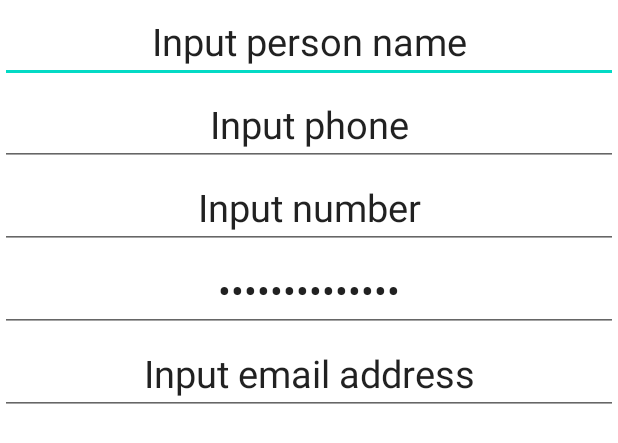
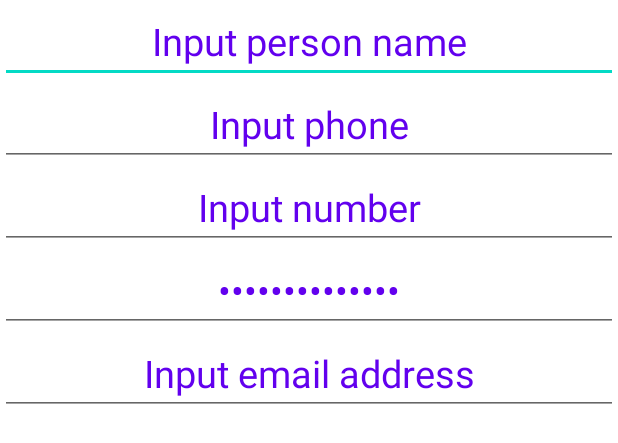
Before and after one commit to UlfKornelius/Calculate, an Android app: the layout hw1_task2.xml on its own in the app's theme, with its tools: preview values and no code run, on a phone screen of 412 x 824 dp. Shown: the top 443 px of the screen. Run offline under Robolectric (Android 15) with nearby library versions, the phone set to English and light mode, and no system bars.

Commit message:
Homework №1 Added a new font and change its color in <TextView and <EditText for hw1.task2

```diff
--- a/app/src/main/res/layout/hw1_task2.xml
+++ b/app/src/main/res/layout/hw1_task2.xml
@@ -8,6 +8,8 @@
     <EditText
         android:id="@+id/inputTextPersonName"
         android:textSize="25sp"
+        android:textAppearance="@style/TextAppearance.AppCompat.Medium"
+        android:textColor="@color/purple_500"
         android:layout_width="match_parent"
         android:layout_height="wrap_content"
         android:gravity="center"
@@ -18,6 +20,8 @@
     <EditText
         android:id="@+id/inputPhone"
         android:textSize="25sp"
+        android:textAppearance="@style/TextAppearance.AppCompat.Medium"
+        android:textColor="@color/purple_500"
         android:layout_width="match_parent"
         android:layout_height="wrap_content"
         android:gravity="center"
@@ -28,6 +32,8 @@
     <EditText
         android:id="@+id/inputNumber"
         android:textSize="25sp"
+        android:textAppearance="@style/TextAppearance.AppCompat.Medium"
+        android:textColor="@color/purple_500"
         android:layout_width="match_parent"
         android:layout_height="wrap_content"
         android:gravity="center"
@@ -38,6 +44,8 @@
     <EditText
         android:id="@+id/inputTextPassword"
         android:textSize="25sp"
+        android:textAppearance="@style/TextAppearance.AppCompat.Medium"
+        android:textColor="@color/purple_500"
         android:layout_width="match_parent"
         android:layout_height="wrap_content"
         android:gravity="center"
@@ -48,6 +56,8 @@
     <EditText
         android:id="@+id/inputEmailAddress"
         android:textSize="25sp"
+        android:textAppearance="@style/TextAppearance.AppCompat.Medium"
+        android:textColor="@color/purple_500"
         android:layout_width="match_parent"
         android:layout_height="wrap_content"
         android:gravity="center"
```
